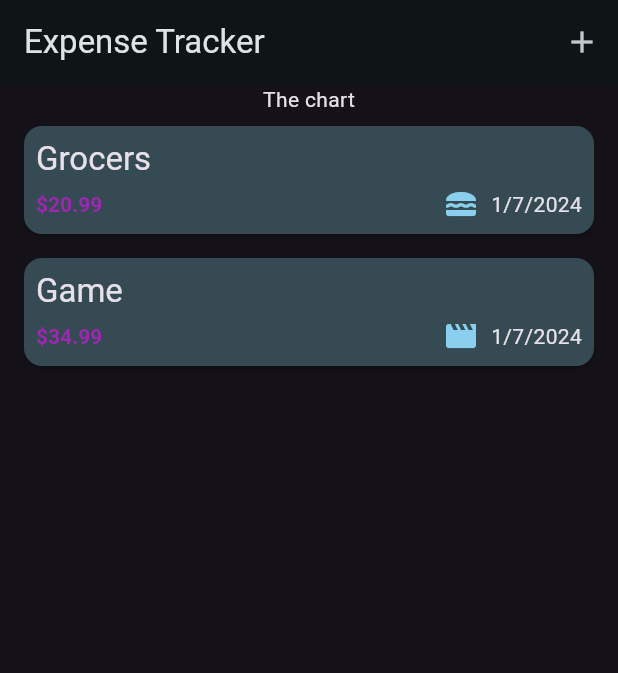
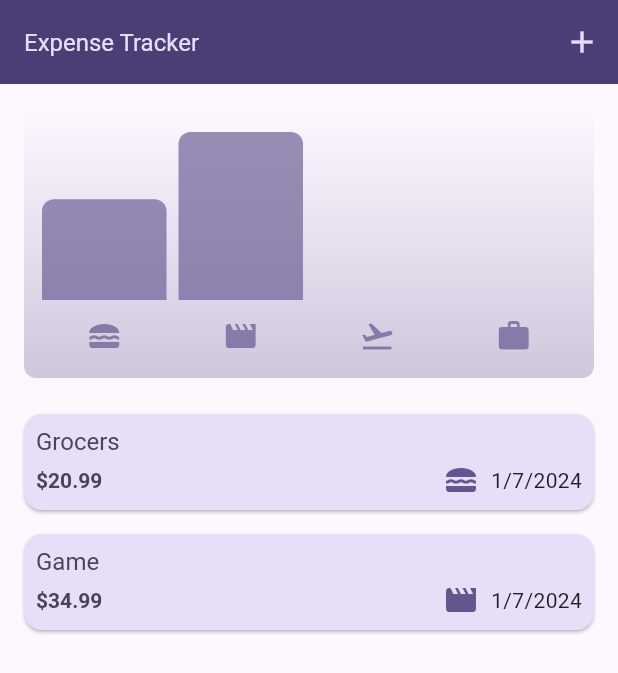
Before and after one commit to diyar214/expenses-tracker, a Flutter app: the screen it shows after launch, on a phone screen of 412 x 824 dp. Shown: the top 673 px of the screen. Run offline on Flutter 3.47's test engine with Material 3 defaults, Android fonts, the phone set to English and light mode, and no system bars.

Commit message:
add: chart

```diff
--- /dev/null
+++ b/lib/chart/chart.dart
@@ -0,0 +1,96 @@
+import 'package:expense_tracker/core/enum_and_map.dart';
+import 'package:flutter/material.dart';
+
+import 'package:expense_tracker/chart/chart_bar.dart';
+import 'package:expense_tracker/model/expense.dart';
+
+class Chart extends StatelessWidget {
+  const Chart({super.key, required this.expenses});
+
+  final List<Expense> expenses;
+
+  List<ExpenseBucket> get buckets {
+    return [
+      ExpenseBucket.forCategory(expenses, AppCategory.food),
+      ExpenseBucket.forCategory(expenses, AppCategory.leisure),
+      ExpenseBucket.forCategory(expenses, AppCategory.travel),
+      ExpenseBucket.forCategory(expenses, AppCategory.work),
+    ];
+  }
+
+  double get maxTotalExpense {
+    double maxTotalExpense = 0;
+
+    for (final bucket in buckets) {
+      if (bucket.totalExpenses > maxTotalExpense) {
+        maxTotalExpense = bucket.totalExpenses;
+      }
+    }
+
+    return maxTotalExpense;
+  }
+
+  @override
+  Widget build(BuildContext context) {
+    final isDarkMode =
+        MediaQuery.of(context).platformBrightness == Brightness.dark;
+    return Container(
+      margin: const EdgeInsets.all(16),
+      padding: const EdgeInsets.symmetric(
+        vertical: 16,
+        horizontal: 8,
+      ),
+      width: double.infinity,
+      height: 180,
+      decoration: BoxDecoration(
+        borderRadius: BorderRadius.circular(8),
+        gradient: LinearGradient(
+          colors: [
+            Theme.of(context).colorScheme.primary.withOpacity(0.3),
+            Theme.of(context).colorScheme.primary.withOpacity(0.0)
+          ],
+          begin: Alignment.bottomCenter,
+          end: Alignment.topCenter,
+        ),
+      ),
+      child: Column(
+        children: [
+          Expanded(
+            child: Row(
+              crossAxisAlignment: CrossAxisAlignment.end,
+              children: [
+                for (final bucket in buckets)
+                  ChartBar(
+                    fill: bucket.totalExpenses == 0
+                        ? 0
+                        : bucket.totalExpenses / maxTotalExpense,
+                  )
+              ],
+            ),
+          ),
+          const SizedBox(height: 12),
+          Row(
+            children: buckets
+                .map(
+                  (bucket) => Expanded(
+                    child: Padding(
+                      padding: const EdgeInsets.symmetric(horizontal: 4),
+                      child: Icon(
+                        categoryIcons[bucket.category],
+                        color: isDarkMode
+                            ? Theme.of(context).colorScheme.secondary
+                            : Theme.of(context)
+                                .colorScheme
+                                .primary
+                                .withOpacity(0.7),
+                      ),
+                    ),
+                  ),
+                )
+                .toList(),
+          )
+        ],
+      ),
+    );
+  }
+}
--- /dev/null
+++ b/lib/chart/chart_bar.dart
@@ -0,0 +1,34 @@
+import 'package:flutter/material.dart';
+
+class ChartBar extends StatelessWidget {
+  const ChartBar({
+    super.key,
+    required this.fill,
+  });
+
+  final double fill;
+
+  @override
+  Widget build(BuildContext context) {
+    final isDarkMode =
+        MediaQuery.of(context).platformBrightness == Brightness.dark;
+    return Expanded(
+      child: Padding(
+        padding: const EdgeInsets.symmetric(horizontal: 4),
+        child: FractionallySizedBox(
+          heightFactor: fill,
+          child: DecoratedBox(
+            decoration: BoxDecoration(
+              shape: BoxShape.rectangle,
+              borderRadius:
+                  const BorderRadius.vertical(top: Radius.circular(8)),
+              color: isDarkMode
+                  ? Theme.of(context).colorScheme.secondary
+                  : Theme.of(context).colorScheme.primary.withOpacity(0.65),
+            ),
+          ),
+        ),
+      ),
+    );
+  }
+}
--- a/lib/expenses/expenses.dart
+++ b/lib/expenses/expenses.dart
@@ -1,3 +1,4 @@
+import 'package:expense_tracker/chart/chart.dart';
 import 'package:flutter/material.dart';
 
 import '../core/enum_and_map.dart';
@@ -83,7 +84,7 @@ class _ExpensesState extends State<Expenses> {
       ),
       body: Column(
         children: [
-          const Text('The chart'),
+          Chart(expenses: _registeredExpenses),
           Expanded(
             child: _registeredExpenses.length == 0
                 ? Center(
--- a/lib/expenses/widgets/expense_item.dart
+++ b/lib/expenses/widgets/expense_item.dart
@@ -27,7 +27,6 @@ class ExpenseItem extends StatelessWidget {
                 Text(
                   '\$${expense.amount.toStringAsFixed(2)}',
                   style: Theme.of(context).textTheme.titleLarge!.copyWith(
-                        color: Colors.purple.shade500,
                         fontSize: 14.0,
                         fontWeight: FontWeight.bold,
                       ),
--- a/lib/main.dart
+++ b/lib/main.dart
@@ -12,7 +12,7 @@ class App extends StatelessWidget {
       title: 'Expense Tracker',
       darkTheme: AppTheme.darkAppTheme(),
       theme: AppTheme.lightAppTheme(),
-      themeMode: ThemeMode.dark,
+      // themeMode: ThemeMode.dark,
       home: Expenses(),
     );
   }
--- a/lib/model/expense.dart
+++ b/lib/model/expense.dart
@@ -23,3 +23,23 @@ class Expense {
     return DateFormat.yMd().format(date);
   }
 }
+
+class ExpenseBucket {
+  final AppCategory category;
+  final List<Expense> expenses;
+
+  const ExpenseBucket({required this.category, required this.expenses});
+
+  ExpenseBucket.forCategory(List<Expense> allExpenses, this.category)
+      : expenses = allExpenses
+            .where((expense) => expense.category == category)
+            .toList();
+
+  double get totalExpenses {
+    double sum = 0;
+    for (final expense in expenses) {
+      sum += expense.amount;
+    }
+    return sum;
+  }
+}
```
Also changed, not shown: 3 other files.
